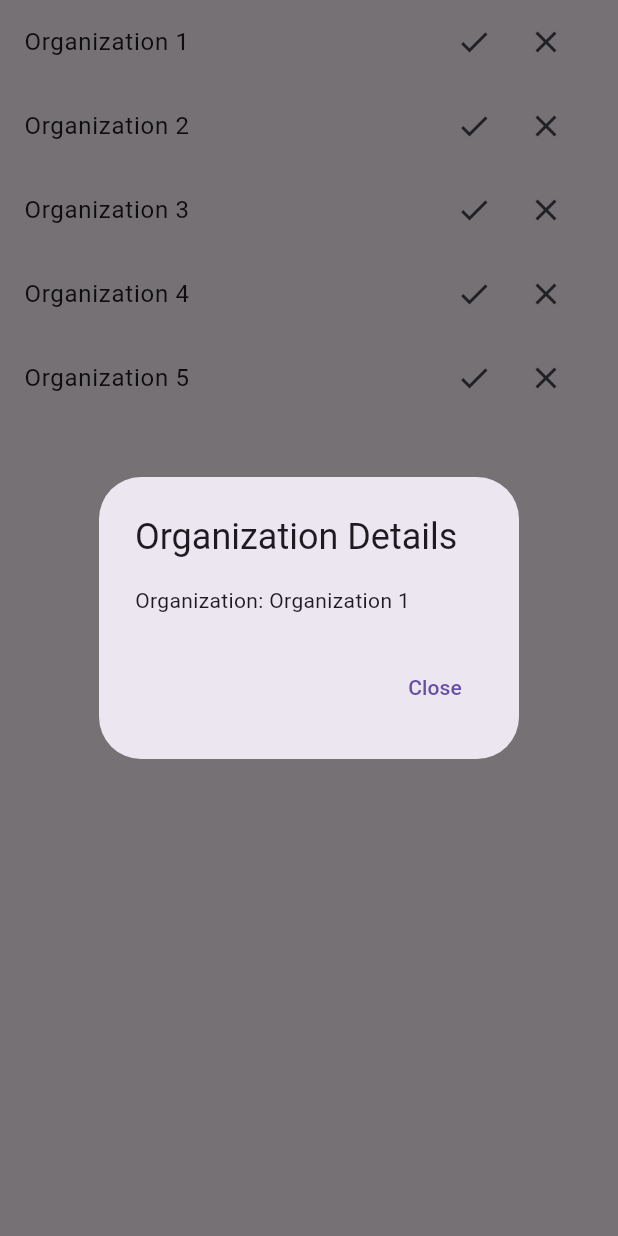
After one commit to montero333/CMSC-23-FINAL-PROJECT, a Flutter app: the ApprovalPage screen opened directly, after a tap on "Organization 1", on a phone screen of 412 x 824 dp. The commit adds this screen. Run offline on Flutter 3.47's test engine with Material 3 defaults, Android fonts, the phone set to English and light mode, and no system bars; our stand-ins replace cloud_firestore, firebase_auth, firebase_core, firebase_storage, fluttertoast, image_picker; accounts and stored records are empty.

Commit message:
initial merge

```diff
--- a/lib/main.dart
+++ b/lib/main.dart
@@ -1,8 +1,8 @@
 import 'package:flutter/material.dart';
-import 'package:milestone_1/pages/donor_main_page.dart';
+import '../pages/donor_main_page.dart';
 import 'package:montero_cmsc23/pages/signup_page.dart';
-import 'package:milestone_1/pages/organization_main_page.dart';
-import 'package:milestone_1/providers/donation_provider.dart';
+import '../pages/organization_main_page.dart';
+import '../providers/donation_provider.dart';
 import 'package:provider/provider.dart';
 import 'pages/admin_main_page.dart';
 import 'pages/signup_page.dart';
--- a/lib/models/donation_model.dart
+++ b/lib/models/donation_model.dart
@@ -1,7 +1,3 @@
-import 'package:flutter/material.dart';
-import 'package:intl/intl.dart';
-import 'package:milestone_1/models/donation_drive_model.dart';
-
 class Donation {
   String? id;
   String? driveID; //para saang donation drive yung donation
--- a/lib/models/donor_model.dart
+++ b/lib/models/donor_model.dart
@@ -1,4 +1,4 @@
-import 'package:milestone_1/models/donation_drive_model.dart';
+import '../models/donation_drive_model.dart';
 
 class Donor {
   String name;
--- /dev/null
+++ b/lib/pages/approval_page.dart
@@ -0,0 +1,77 @@
+import 'package:flutter/material.dart';
+
+class ApprovalPage extends StatelessWidget {
+  // Dummy list of organizations for demonstration
+  final List<String> organizations = [
+    'Organization 1',
+    'Organization 2',
+    'Organization 3',
+    'Organization 4',
+    'Organization 5',
+  ];
+
+  @override
+  Widget build(BuildContext context) {
+    return Scaffold(
+      body: Column(
+        children: [
+          Expanded(
+            child: ListView.builder(
+              itemCount: organizations.length,
+              itemBuilder: (context, index) {
+                return ListTile(
+                  title: Text(organizations[index]), // Display organization name
+                  trailing: Row(
+                    mainAxisSize: MainAxisSize.min,
+                    children: [
+                      IconButton(
+                        icon: Icon(Icons.check), // Accept icon
+                        onPressed: () {
+                          // Handle accept action
+                          print('Accepted: ${organizations[index]}');
+                        },
+                      ),
+                      IconButton(
+                        icon: Icon(Icons.close), // Reject icon
+                        onPressed: () {
+                          // Handle reject action
+                          print('Rejected: ${organizations[index]}');
+                        },
+                      ),
+                    ],
+                  ),
+                  onTap: () {
+                    // Show dialog when organization is tapped
+                    _showOrganizationDialog(context, organizations[index]);
+                  },
+                );
+              },
+            ),
+          ),
+          // Add any other widgets below if needed
+        ],
+      ),
+    );
+  }
+
+  // Function to show a dialog with organization details
+  void _showOrganizationDialog(BuildContext context, String organizationName) {
+    showDialog(
+      context: context,
+      builder: (BuildContext context) {
+        return AlertDialog(
+          title: Text('Organization Details'),
+          content: Text('Organization: $organizationName'),
+          actions: [
+            TextButton(
+              onPressed: () {
+                Navigator.of(context).pop(); // Close the dialog
+              },
+              child: Text('Close'),
+            ),
+          ],
+        );
+      },
+    );
+  }
+}
--- a/lib/pages/donateTo_OrganizationPage.dart
+++ b/lib/pages/donateTo_OrganizationPage.dart
@@ -3,8 +3,8 @@ import 'dart:io';
 import 'package:flutter/material.dart';
 import 'package:flutter/services.dart';
 import 'package:image_picker/image_picker.dart';
-import 'package:milestone_1/models/image_constants.dart';
-import 'package:milestone_1/providers/donation_provider.dart';
+import '../models/image_constants.dart';
+import '../providers/donation_provider.dart';
 import 'package:provider/provider.dart';
 import '../models/donation_drive_model.dart';
 import 'package:intl/intl.dart'; // Import the intl package
@@ -13,7 +13,7 @@ import '../models/donation_model.dart';
 
 class DonateToOrganizationDrive extends StatefulWidget {
   final DonationDrive donationDrive;
-  String? userID;
+  final String? userID;
   DonateToOrganizationDrive({super.key, this.userID, required this.donationDrive});
 
   @override
--- a/lib/pages/donation_drive_list.dart
+++ b/lib/pages/donation_drive_list.dart
@@ -1,5 +1,5 @@
 import 'package:flutter/material.dart';
-import 'package:milestone_1/pages/donateTo_OrganizationPage.dart';
+import '../pages/donateTo_OrganizationPage.dart';
 import 'package:provider/provider.dart';
 
 import '../models/donation_drive_model.dart';
--- a/lib/pages/donation_page_organizations.dart
+++ b/lib/pages/donation_page_organizations.dart
@@ -1,5 +1,5 @@
 import 'package:flutter/material.dart';
-import 'package:milestone_1/pages/donation_drive_list.dart';
+import '../pages/donation_drive_list.dart';
 import 'package:provider/provider.dart';
 import '../models/organization_model.dart';
 import '../providers/organizations_provider.dart';
--- a/lib/pages/donor_main_page.dart
+++ b/lib/pages/donor_main_page.dart
@@ -1,5 +1,5 @@
 import 'package:flutter/material.dart';
-import 'package:milestone_1/pages/donor_profile_page.dart';
+import '../pages/donor_profile_page.dart';
 import '/pages/donation_page_organizations.dart';
 
 class DonorMainPage extends StatefulWidget {
--- a/lib/pages/signup_page.dart
+++ b/lib/pages/signup_page.dart
@@ -1,7 +1,7 @@
 import 'dart:io';
 import 'package:flutter/material.dart';
 import 'package:montero_cmsc23/api/firebase_credential_api.dart';
-import 'package:montero_cmsc23/pages/login.dart';
+import 'package:montero_cmsc23/pages/login_page.dart';
 import 'package:provider/provider.dart';
 import '../providers/credential_provider.dart';
 import '../models/credential_model.dart';
```
Also changed, not shown: lib/pages/login_page.dart (renamed from lib/pages/login.dart), pubspec.lock, 2 other files.
